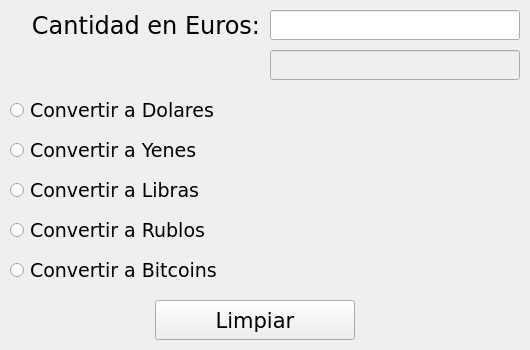
This is conversor_monedas/ventanas/ventana_principal.ui in keyduu/cursoPython as Qt 5 draws it before an edit. The edited form follows.
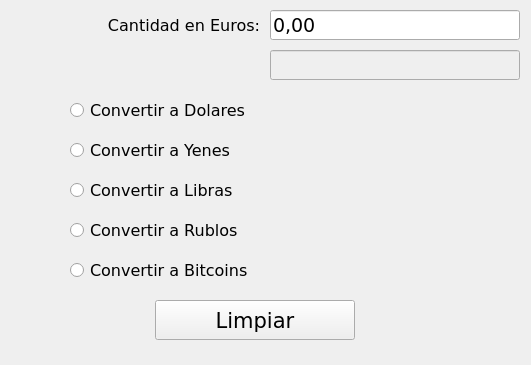
This is the edited form. Icons and pictures are not drawn.

Commit message: Completado ejercicio

```diff
--- a/conversor_monedas/ventanas/ventana_principal.ui
+++ b/conversor_monedas/ventanas/ventana_principal.ui
@@ -6,8 +6,8 @@
    <rect>
     <x>0</x>
     <y>0</y>
-    <width>530</width>
-    <height>350</height>
+    <width>531</width>
+    <height>365</height>
    </rect>
   </property>
   <property name="windowTitle">
@@ -21,16 +21,16 @@
    <widget class="QRadioButton" name="boton_convertir_dolares">
     <property name="geometry">
      <rect>
-      <x>10</x>
+      <x>70</x>
       <y>90</y>
-      <width>250</width>
+      <width>401</width>
       <height>40</height>
      </rect>
     </property>
     <property name="font">
      <font>
       <family>Verdana</family>
-      <pointsize>14</pointsize>
+      <pointsize>12</pointsize>
      </font>
     </property>
     <property name="text">
@@ -50,16 +50,16 @@
    <widget class="QRadioButton" name="boton_convertir_yenes">
     <property name="geometry">
      <rect>
-      <x>10</x>
+      <x>70</x>
       <y>130</y>
-      <width>250</width>
+      <width>381</width>
       <height>40</height>
      </rect>
     </property>
     <property name="font">
      <font>
       <family>Verdana</family>
-      <pointsize>14</pointsize>
+      <pointsize>12</pointsize>
      </font>
     </property>
     <property name="text">
@@ -88,9 +88,12 @@
     <property name="font">
      <font>
       <family>Verdana</family>
-      <pointsize>18</pointsize>
+      <pointsize>14</pointsize>
      </font>
     </property>
+    <property name="text">
+     <string>0,00</string>
+    </property>
    </widget>
    <widget class="QLineEdit" name="edit_resultado">
     <property name="enabled">
@@ -123,7 +126,7 @@
     <property name="font">
      <font>
       <family>Verdana</family>
-      <pointsize>18</pointsize>
+      <pointsize>12</pointsize>
      </font>
     </property>
     <property name="text">
@@ -158,16 +161,16 @@
    <widget class="QRadioButton" name="boton_convertir_libras">
     <property name="geometry">
      <rect>
-      <x>10</x>
+      <x>70</x>
       <y>170</y>
-      <width>250</width>
+      <width>451</width>
       <height>40</height>
      </rect>
     </property>
     <property name="font">
      <font>
       <family>Verdana</family>
-      <pointsize>14</pointsize>
+      <pointsize>12</pointsize>
      </font>
     </property>
     <property name="text">
@@ -187,16 +190,16 @@
    <widget class="QRadioButton" name="boton_convertir_rublos">
     <property name="geometry">
      <rect>
-      <x>10</x>
+      <x>70</x>
       <y>210</y>
-      <width>250</width>
+      <width>451</width>
       <height>40</height>
      </rect>
     </property>
     <property name="font">
      <font>
       <family>Verdana</family>
-      <pointsize>14</pointsize>
+      <pointsize>12</pointsize>
      </font>
     </property>
     <property name="text">
@@ -216,16 +219,16 @@
    <widget class="QRadioButton" name="boton_convertir_bitcoins">
     <property name="geometry">
      <rect>
-      <x>10</x>
+      <x>70</x>
       <y>250</y>
-      <width>250</width>
+      <width>451</width>
       <height>40</height>
      </rect>
     </property>
     <property name="font">
      <font>
       <family>Verdana</family>
-      <pointsize>14</pointsize>
+      <pointsize>12</pointsize>
      </font>
     </property>
     <property name="text">
```
Left out of the diff: 22 changed lines with no effect on the pictures. The commit also changes 2 other files.
